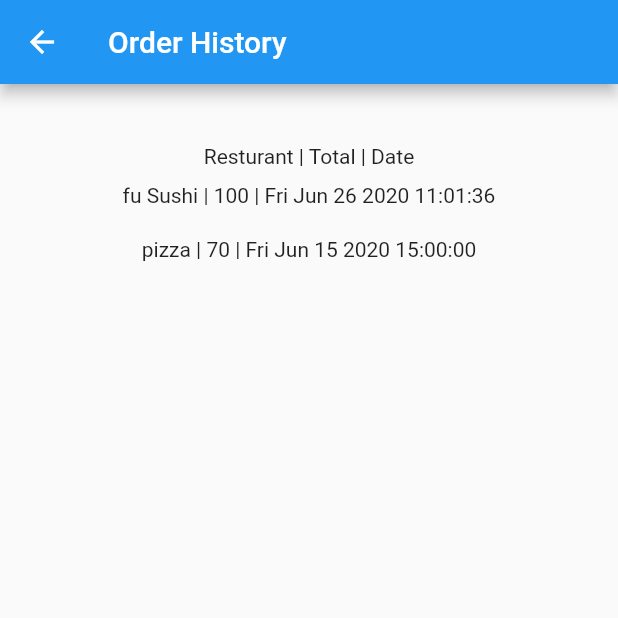
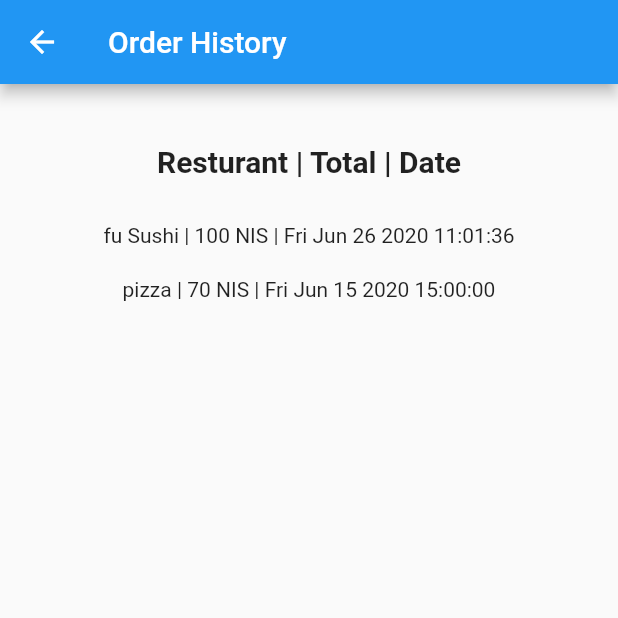
Before and after one commit to dmizrahi94/food-deleviry, a Flutter app: the Menu screen opened by its route, after a tap on "Order history", on a phone screen of 412 x 824 dp, the top half of it. Run offline on Flutter 3.47's test engine with Material 2 defaults, Android fonts, the phone set to English and light mode, and no system bars; our stand-ins replace google_maps_flutter, sqflite; missing offline and left inert: flutter_polyline_points, google_map_polyline; accounts and stored records are empty.

Commit message:
Final changes.

```diff
--- a/lib/data/resureants.dart
+++ b/lib/data/resureants.dart
@@ -29,7 +29,7 @@ const resturants = [
   },
   {
     "id": 3,
-    "name": "Ice Creame",
+    "name": "Ice Cream",
     "address": "Rothschild Blvd 18",
     "cordinatex": 32.062902,
     "cordinatey": 34.771193,
--- a/lib/screen/location.dart
+++ b/lib/screen/location.dart
@@ -24,8 +24,6 @@ class _LocationState extends State<Location> {
               mainAxisAlignment: MainAxisAlignment.start,
               children: <Widget>[
                        TextField(
-                  obscureText: true,
-                  keyboardType: TextInputType.number,
                   decoration: InputDecoration(
                     border: OutlineInputBorder(),
                     labelText: 'Address',
--- a/lib/screen/menu.dart
+++ b/lib/screen/menu.dart
@@ -22,11 +22,11 @@ class _MenuState extends State<Menu> {
               mainAxisAlignment: MainAxisAlignment.start,
               children: <Widget>[
                 Text(
-                  "Hi ${args != null ? args["name"] : ""} :)",
+                  "Hi ${args != null ? args["name"] : ""},",
                   style: TextStyle(fontSize: 20),
                 ),
                 Padding(padding: EdgeInsets.only(bottom: 10)),
-                Text("Glad to see you again"),
+                Text("Glad to see you again :)"),
                 Padding(padding: EdgeInsets.only(bottom: 100)),
                 FlatButton(
                   onPressed: () {
@@ -34,8 +34,13 @@ class _MenuState extends State<Menu> {
                   },
                   color: Colors.blue,
                   child: Text(
-                    "Make new Order",
+                    "New Order",
                   ),
+                ),
+                Image(
+                  image: AssetImage("lib/images/food.jpeg"),
+                  width: 300,
+                  height: 300,
                 ),
                 FlatButton(
                   onPressed: () {
--- a/lib/screen/order.dart
+++ b/lib/screen/order.dart
@@ -31,7 +31,7 @@ class _OrderState extends State<Order> {
             child: Column(
               mainAxisAlignment: MainAxisAlignment.start,
               children: <Widget>[
-                Text("your order is on the way ..."),
+                Text("your order is on the way ...", style: TextStyle(fontSize: 20, fontWeight: FontWeight.bold),),
                 Padding(
                   padding: EdgeInsets.only(bottom: 10),
                 ),
--- a/lib/screen/orderHistory.dart
+++ b/lib/screen/orderHistory.dart
@@ -32,22 +32,29 @@ class _OrderHistoryState extends State<OrderHistory> {
             child: Column(
               mainAxisAlignment: MainAxisAlignment.start,
               children: <Widget>[
-
                 Padding(
                   padding: EdgeInsets.symmetric(vertical: 10),
                 ),
-                Text("Resturant | Total | Date"),
+                Text(
+                  "Resturant | Total | Date",
+                  style: TextStyle(fontWeight: FontWeight.bold, fontSize: 20),
+                ),
+                Padding(
+                  padding: EdgeInsets.symmetric(vertical: 10),
+                ),
                 Column(
-                  children: orders.orders.map((order) =>Padding(
+                  children: orders.orders
+                      .map((order) => Padding(
                           padding: EdgeInsets.symmetric(vertical: 10),
-                    child:  Row(
+                          child: Row(
                             mainAxisAlignment: MainAxisAlignment.center,
                             children: <Widget>[
                               Text("${order["resturant"]} | "),
-                      Text("${order["total"].toString()} | "),
+                              Text("${order["total"].toString()} NIS | "),
                               Text(order["orderTime"])
                             ],
-                  ))).toList(),
+                          )))
+                      .toList(),
                 ),
               ].where((w) => w != null).toList(),
             ),
--- a/lib/screen/payment.dart
+++ b/lib/screen/payment.dart
@@ -21,7 +21,6 @@ class _PaymentState extends State<Payment> {
               mainAxisAlignment: MainAxisAlignment.start,
               children: <Widget>[
                 TextField(
-                  obscureText: true,
                   keyboardType: TextInputType.number,
                   decoration: InputDecoration(
                     border: OutlineInputBorder(),
@@ -30,7 +29,6 @@ class _PaymentState extends State<Payment> {
                 ),
                 Padding(padding: EdgeInsets.only(bottom: 20)),
                 TextField(
-                  obscureText: true,
                   keyboardType: TextInputType.number,
                   decoration: InputDecoration(
                     border: OutlineInputBorder(),
@@ -39,7 +37,6 @@ class _PaymentState extends State<Payment> {
                 ),
                 Padding(padding: EdgeInsets.only(bottom: 20)),
                 TextField(
-                  obscureText: true,
                   keyboardType: TextInputType.datetime,
                   decoration: InputDecoration(
                     border: OutlineInputBorder(),
--- a/pubspec.yaml
+++ b/pubspec.yaml
@@ -48,6 +48,8 @@ flutter:
   # To add assets to your application, add an assets section, like this:
   assets:
    - lib/images/delivery.jpg
+   - lib/images/food.jpeg
+
   # An image asset can refer to one or more resolution-specific "variants", see
   # https://flutter.dev/assets-and-images/#resolution-aware.
 
```
Also changed, not shown: lib/images/food.jpeg (added). Lines whose indentation alone changed are shown as unchanged.
